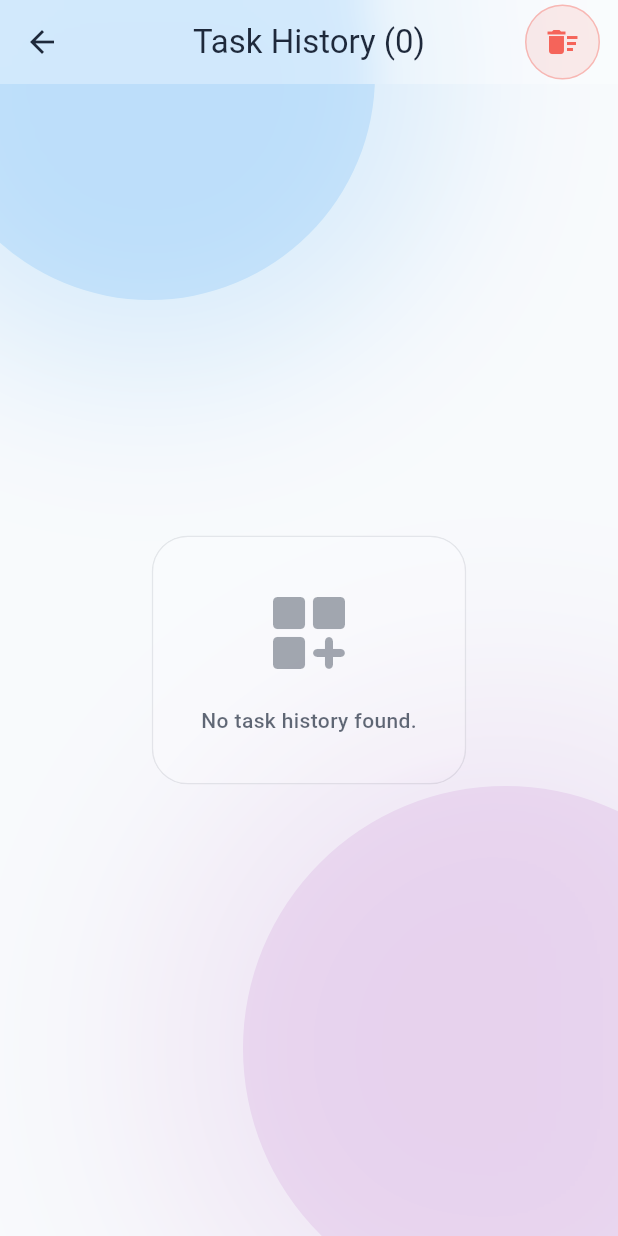
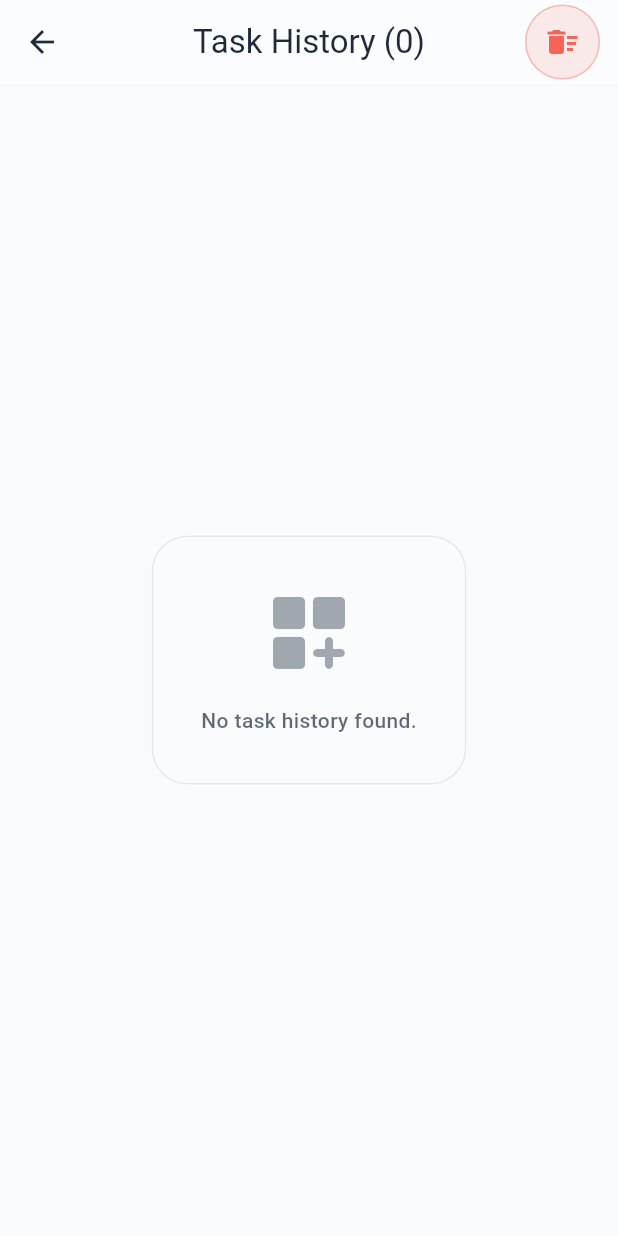
Before and after one commit to GOHANX1234/ultron, a Flutter app: the SettingsScreen screen opened directly with empty values, scrolled down 2877 dp, after a tap on "View Task History", on a phone screen of 412 x 824 dp. Run offline on Flutter 3.47's test engine with Material 3 defaults, Android fonts, the phone set to English and light mode, and no system bars; our stand-ins replace flutter_contacts, flutter_local_notifications, flutter_markdown, flutter_tts, permission_handler, shared_preferences and 1 more; missing offline and left inert: android_intent_plus, installed_apps, screen_brightness, shizuku_api, volume_controller; accounts and stored records are empty.

Commit message:
style: remove top-left and bottom-right background glow circles from Settings and Task History screens

```diff
--- a/lib/screens/settings_screen.dart
+++ b/lib/screens/settings_screen.dart
@@ -406,7 +406,7 @@ class _SettingsScreenState extends State<SettingsScreen>
     final isDark = Theme.of(context).brightness == Brightness.dark;
     return Scaffold(
       extendBodyBehindAppBar: true,
-      backgroundColor: Colors.transparent,
+      backgroundColor: isDark ? const Color(0xFF090D16) : const Color(0xFFF8FAFC),
       appBar: AppBar(
         elevation: 0,
         backgroundColor: Colors.transparent,
@@ -434,42 +434,7 @@ class _SettingsScreenState extends State<SettingsScreen>
         ),
         centerTitle: true,
       ),
-      body: Stack(
-        children: [
-          // Ambient Glow Background
-          Positioned(
-            top: -100,
-            left: -100,
-            child: Container(
-              width: 300,
-              height: 300,
-              decoration: BoxDecoration(
-                shape: BoxShape.circle,
-                color: Theme.of(context).primaryColor.withValues(alpha: 0.2),
-              ),
-            ),
-          ),
-          Positioned(
-            bottom: -50,
-            right: -50,
-            child: Container(
-              width: 250,
-              height: 250,
-              decoration: BoxDecoration(
-                shape: BoxShape.circle,
-                color: Colors.purple.withValues(alpha: 0.2),
-              ),
-            ),
-          ),
-          Positioned.fill(
-            child: BackdropFilter(
-              filter: ImageFilter.blur(sigmaX: 60, sigmaY: 60),
-              child: Container(
-                color: isDark ? const Color(0xFF0F172A).withValues(alpha: 0.8) : const Color(0xFFF8FAFC).withValues(alpha: 0.8),
-              ),
-            ),
-          ),
-          ListView(
+      body: ListView(
             padding: EdgeInsets.fromLTRB(20, MediaQuery.of(context).padding.top + kToolbarHeight + 20, 20, 40),
             physics: const BouncingScrollPhysics(),
             children: [
@@ -892,8 +857,6 @@ class _SettingsScreenState extends State<SettingsScreen>
               ),
             ],
           ),
-        ],
-      ),
     );
   }
 
--- a/lib/screens/task_history_screen.dart
+++ b/lib/screens/task_history_screen.dart
@@ -89,6 +89,7 @@ class _TaskHistoryScreenState extends State<TaskHistoryScreen> {
 
     return Scaffold(
       extendBodyBehindAppBar: true,
+      backgroundColor: isDark ? const Color(0xFF090D16) : const Color(0xFFF8FAFC),
       appBar: PreferredSize(
         preferredSize: const Size.fromHeight(kToolbarHeight),
         child: ClipRRect(
@@ -119,40 +120,7 @@ class _TaskHistoryScreenState extends State<TaskHistoryScreen> {
           ),
         ),
       ),
-      body: Stack(
-        children: [
-          // Ambient Glow Orbs
-          Positioned(
-            top: -100,
-            left: -50,
-            child: Container(
-              width: 300,
-              height: 300,
-              decoration: BoxDecoration(
-                shape: BoxShape.circle,
-                color: Colors.blue.withValues(alpha: 0.15),
-                boxShadow: [
-                  BoxShadow(color: Colors.blue.withValues(alpha: 0.15), blurRadius: 100, spreadRadius: 50),
-                ],
-              ),
-            ),
-          ),
-          Positioned(
-            bottom: -50,
-            right: -100,
-            child: Container(
-              width: 350,
-              height: 350,
-              decoration: BoxDecoration(
-                shape: BoxShape.circle,
-                color: Colors.purple.withValues(alpha: 0.1),
-                boxShadow: [
-                  BoxShadow(color: Colors.purple.withValues(alpha: 0.1), blurRadius: 120, spreadRadius: 60),
-                ],
-              ),
-            ),
-          ),
-          SafeArea(
+      body: SafeArea(
             bottom: false,
             child: _isLoading
                 ? const Center(child: CircularProgressIndicator())
@@ -379,10 +347,7 @@ class _TaskHistoryScreenState extends State<TaskHistoryScreen> {
                             ),
                           ),
                         ],
-                      ),
           ),
-        ],
-      ),
     );
   }
 
```
